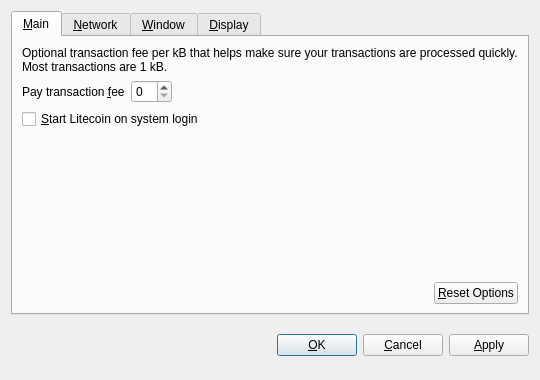
Above: src/qt/forms/optionsdialog.ui from tppcoin/tppcoin before the change. Below: the same form after it.
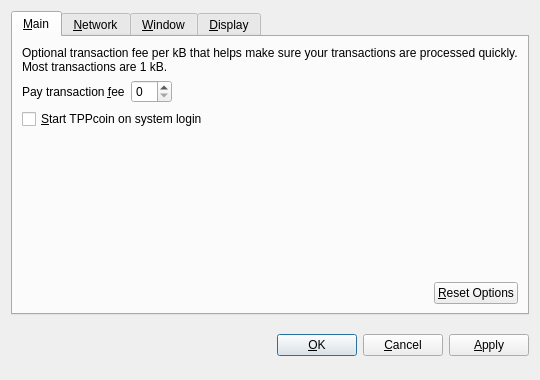
That is the form after the change. Custom widgets are drawn as their Qt base class.

The edit to the form file:
```diff
--- a/src/qt/forms/optionsdialog.ui
+++ b/src/qt/forms/optionsdialog.ui
@@ -82,7 +82,7 @@
           <string>Automatically start Litecoin after logging in to the system.</string>
          </property>
          <property name="text">
-          <string>&amp;Start Litecoin on system login</string>
+          <string>&amp;Start TPPcoin on system login</string>
          </property>
         </widget>
        </item>
```
Left out of the diff: 10 changed lines with no effect on the pictures.
